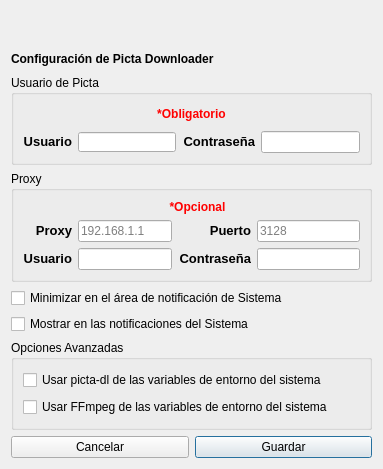
First picture: the form in configuration.ui, repository oleksis/picta-dl-gui, before the edit.
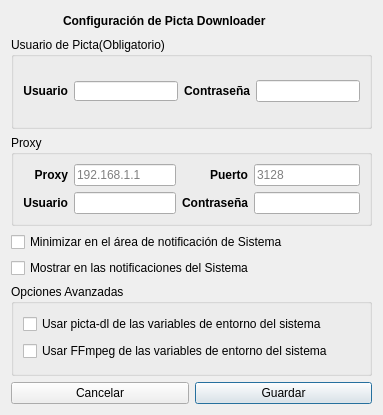
Second picture: the form after the edit. Icons and pictures are not drawn.

```diff
--- a/configuration.ui
+++ b/configuration.ui
@@ -7,7 +7,7 @@
     <x>0</x>
     <y>0</y>
     <width>383</width>
-    <height>469</height>
+    <height>415</height>
    </rect>
   </property>
   <property name="maximumSize">
@@ -25,6 +25,8 @@
   </property>
   <layout class="QVBoxLayout" name="verticalLayout_3">
    <item>
+    <layout class="QHBoxLayout" name="horizontalLayout_2">
+     <item>
     <widget class="QLabel" name="label">
      <property name="maximumSize">
       <size>
@@ -65,13 +67,15 @@
      </property>
     </widget>
    </item>
+    </layout>
+   </item>
    <item>
     <widget class="QGroupBox" name="groupBox">
      <property name="title">
-      <string>Usuario de Picta</string>
+      <string>Usuario de Picta(Obligatorio)</string>
      </property>
      <layout class="QGridLayout" name="gridLayout_2">
-      <item row="1" column="2">
+      <item row="0" column="2">
        <widget class="QLineEdit" name="lnEdit_user_picta">
         <property name="maximumSize">
          <size>
@@ -87,27 +91,17 @@
         </property>
        </widget>
       </item>
-      <item row="1" column="1">
+      <item row="0" column="1">
        <widget class="QLabel" name="lbl_user_picta_3">
         <property name="text">
-         <string>&lt;html&gt;&lt;head/&gt;&lt;body&gt;&lt;p&gt;&lt;span style=&quot; font-size:10pt; font-weight:600;&quot;&gt;Usuario&lt;/span&gt;&lt;/p&gt;&lt;/body&gt;&lt;/html&gt;</string>
+         <string>&lt;html&gt;&lt;head/&gt;&lt;body&gt;&lt;p&gt;&lt;span style=&quot;font-weight:600;&quot;&gt;Usuario&lt;/span&gt;&lt;/p&gt;&lt;/body&gt;&lt;/html&gt;</string>
         </property>
         <property name="alignment">
          <set>Qt::AlignRight|Qt::AlignTrailing|Qt::AlignVCenter</set>
         </property>
        </widget>
       </item>
-      <item row="1" column="3">
-       <widget class="QLabel" name="lbl_pass_picta">
-        <property name="text">
-         <string>&lt;html&gt;&lt;head/&gt;&lt;body&gt;&lt;p&gt;&lt;span style=&quot; font-size:10pt; font-weight:600;&quot;&gt;Contraseña&lt;/span&gt;&lt;/p&gt;&lt;/body&gt;&lt;/html&gt;</string>
-        </property>
-        <property name="alignment">
-         <set>Qt::AlignRight|Qt::AlignTrailing|Qt::AlignVCenter</set>
-        </property>
-       </widget>
-      </item>
-      <item row="1" column="4">
+      <item row="0" column="4">
        <widget class="QLineEdit" name="lnEdit_pass_picta">
         <property name="maxLength">
          <number>20</number>
@@ -120,13 +114,13 @@
         </property>
        </widget>
       </item>
-      <item row="0" column="1" colspan="4">
-       <widget class="QLabel" name="lbl_user_picta">
+      <item row="0" column="3">
+       <widget class="QLabel" name="lbl_pass_picta">
         <property name="text">
-         <string>&lt;html&gt;&lt;head/&gt;&lt;body&gt;&lt;p&gt;&lt;span style=&quot; font-size:9pt; font-weight:600; color:#ff0000;&quot;&gt;*Obligatorio&lt;/span&gt;&lt;/p&gt;&lt;/body&gt;&lt;/html&gt;</string>
+         <string>&lt;html&gt;&lt;head/&gt;&lt;body&gt;&lt;p&gt;&lt;span style=&quot;font-weight:600;&quot;&gt;Contraseña&lt;/span&gt;&lt;/p&gt;&lt;/body&gt;&lt;/html&gt;</string>
         </property>
         <property name="alignment">
-         <set>Qt::AlignCenter</set>
+         <set>Qt::AlignRight|Qt::AlignTrailing|Qt::AlignVCenter</set>
         </property>
        </widget>
       </item>
@@ -142,23 +136,7 @@
       <bool>false</bool>
      </property>
      <layout class="QGridLayout" name="gridLayout_3">
-      <item row="9" column="6">
-       <widget class="QLineEdit" name="lnEdit_pass_proxy">
-        <property name="enabled">
-         <bool>true</bool>
-        </property>
-        <property name="maxLength">
-         <number>20</number>
-        </property>
-        <property name="echoMode">
-         <enum>QLineEdit::Password</enum>
-        </property>
-        <property name="clearButtonEnabled">
-         <bool>true</bool>
-        </property>
-       </widget>
-      </item>
-      <item row="4" column="2" colspan="3">
+      <item row="3" column="2" colspan="3">
        <widget class="QLineEdit" name="lnEdit_ip_proxy">
         <property name="inputMask">
          <string/>
@@ -177,17 +155,40 @@
         </property>
        </widget>
       </item>
-      <item row="4" column="5">
-       <widget class="QLabel" name="lbl_port_proxy">
+      <item row="3" column="0" colspan="2">
+       <widget class="QLabel" name="lbl_ip_proxy">
         <property name="text">
-         <string>&lt;html&gt;&lt;head/&gt;&lt;body&gt;&lt;p&gt;&lt;span style=&quot; font-size:10pt; font-weight:600;&quot;&gt;Puerto&lt;/span&gt;&lt;/p&gt;&lt;/body&gt;&lt;/html&gt;</string>
+         <string>&lt;html&gt;&lt;head/&gt;&lt;body&gt;&lt;p&gt;&lt;span style=&quot;font-weight:600;&quot;&gt;Proxy&lt;/span&gt;&lt;/p&gt;&lt;/body&gt;&lt;/html&gt;</string>
         </property>
         <property name="alignment">
          <set>Qt::AlignRight|Qt::AlignTrailing|Qt::AlignVCenter</set>
         </property>
        </widget>
       </item>
-      <item row="4" column="6">
+      <item row="8" column="0" colspan="2">
+       <widget class="QLabel" name="lbl_user_proxy">
+        <property name="text">
+         <string>&lt;html&gt;&lt;head/&gt;&lt;body&gt;&lt;p&gt;&lt;span style=&quot;font-weight:600;&quot;&gt;Usuario&lt;/span&gt;&lt;/p&gt;&lt;/body&gt;&lt;/html&gt;</string>
+        </property>
+        <property name="alignment">
+         <set>Qt::AlignRight|Qt::AlignTrailing|Qt::AlignVCenter</set>
+        </property>
+       </widget>
+      </item>
+      <item row="8" column="2" colspan="3">
+       <widget class="QLineEdit" name="lnEdit_user_proxy">
+        <property name="enabled">
+         <bool>true</bool>
+        </property>
+        <property name="maxLength">
+         <number>15</number>
+        </property>
+        <property name="clearButtonEnabled">
+         <bool>true</bool>
+        </property>
+       </widget>
+      </item>
+      <item row="3" column="6">
        <widget class="QLineEdit" name="lnEdit_port_proxy">
         <property name="maxLength">
          <number>4</number>
@@ -200,53 +201,36 @@
         </property>
        </widget>
       </item>
-      <item row="0" column="4" colspan="2">
-       <widget class="QLabel" name="lbl_user_picta_2">
-        <property name="text">
-         <string>&lt;html&gt;&lt;head/&gt;&lt;body&gt;&lt;p&gt;&lt;span style=&quot; font-size:9pt; font-weight:600; color:#ff0000;&quot;&gt;*Opcional&lt;/span&gt;&lt;/p&gt;&lt;/body&gt;&lt;/html&gt;</string>
-        </property>
-        <property name="alignment">
-         <set>Qt::AlignCenter</set>
-        </property>
-       </widget>
-      </item>
-      <item row="9" column="2" colspan="3">
-       <widget class="QLineEdit" name="lnEdit_user_proxy">
+      <item row="8" column="6">
+       <widget class="QLineEdit" name="lnEdit_pass_proxy">
         <property name="enabled">
          <bool>true</bool>
         </property>
         <property name="maxLength">
-         <number>15</number>
+         <number>20</number>
+        </property>
+        <property name="echoMode">
+         <enum>QLineEdit::Password</enum>
         </property>
         <property name="clearButtonEnabled">
          <bool>true</bool>
         </property>
        </widget>
       </item>
-      <item row="4" column="0" colspan="2">
-       <widget class="QLabel" name="lbl_ip_proxy">
+      <item row="3" column="5">
+       <widget class="QLabel" name="lbl_port_proxy">
         <property name="text">
-         <string>&lt;html&gt;&lt;head/&gt;&lt;body&gt;&lt;p&gt;&lt;span style=&quot; font-size:10pt; font-weight:600;&quot;&gt;Proxy&lt;/span&gt;&lt;/p&gt;&lt;/body&gt;&lt;/html&gt;</string>
+         <string>&lt;html&gt;&lt;head/&gt;&lt;body&gt;&lt;p&gt;&lt;span style=&quot;font-weight:600;&quot;&gt;Puerto&lt;/span&gt;&lt;/p&gt;&lt;/body&gt;&lt;/html&gt;</string>
         </property>
         <property name="alignment">
          <set>Qt::AlignRight|Qt::AlignTrailing|Qt::AlignVCenter</set>
         </property>
        </widget>
       </item>
-      <item row="9" column="0" colspan="2">
-       <widget class="QLabel" name="lbl_user_proxy">
-        <property name="text">
-         <string>&lt;html&gt;&lt;head/&gt;&lt;body&gt;&lt;p&gt;&lt;span style=&quot; font-size:10pt; font-weight:600;&quot;&gt;Usuario&lt;/span&gt;&lt;/p&gt;&lt;/body&gt;&lt;/html&gt;</string>
-        </property>
-        <property name="alignment">
-         <set>Qt::AlignRight|Qt::AlignTrailing|Qt::AlignVCenter</set>
-        </property>
-       </widget>
-      </item>
-      <item row="9" column="5">
+      <item row="8" column="5">
        <widget class="QLabel" name="lbl_pass_proxy">
         <property name="text">
-         <string>&lt;html&gt;&lt;head/&gt;&lt;body&gt;&lt;p&gt;&lt;span style=&quot; font-size:10pt; font-weight:600;&quot;&gt;Contraseña&lt;/span&gt;&lt;/p&gt;&lt;/body&gt;&lt;/html&gt;</string>
+         <string>&lt;html&gt;&lt;head/&gt;&lt;body&gt;&lt;p&gt;&lt;span style=&quot;font-weight:600;&quot;&gt;Contraseña&lt;/span&gt;&lt;/p&gt;&lt;/body&gt;&lt;/html&gt;</string>
         </property>
         <property name="alignment">
          <set>Qt::AlignRight|Qt::AlignTrailing|Qt::AlignVCenter</set>
```
Left out of the diff: 8 changed lines with no effect on the pictures. Lines whose indentation alone changed are shown as unchanged.
